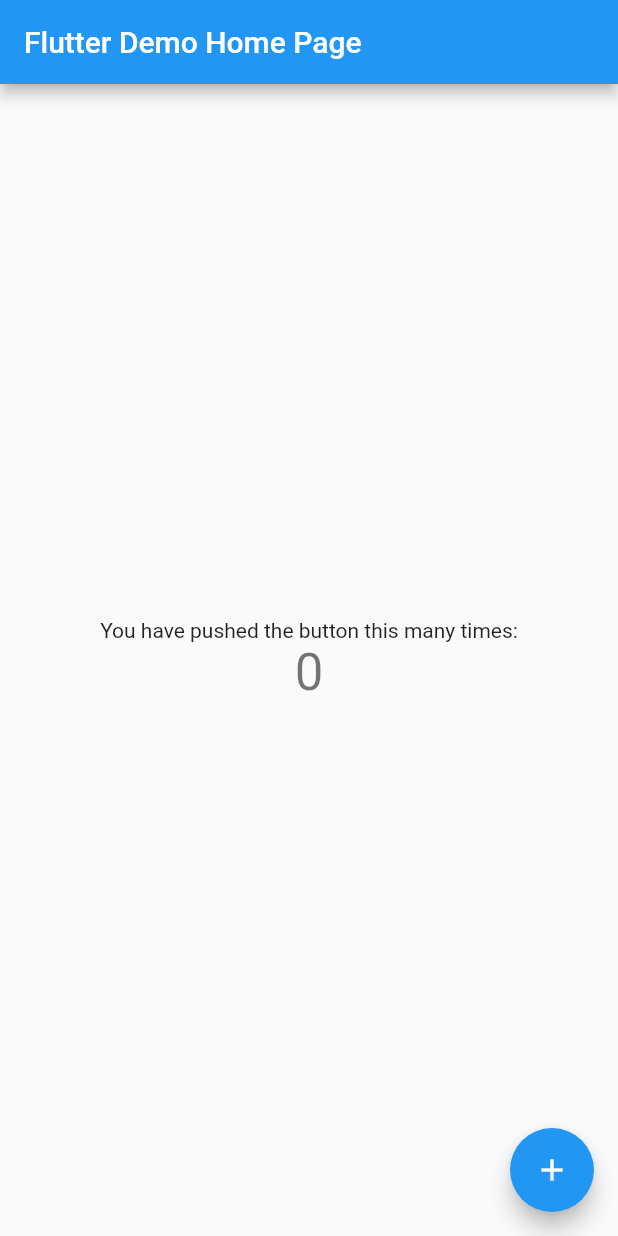
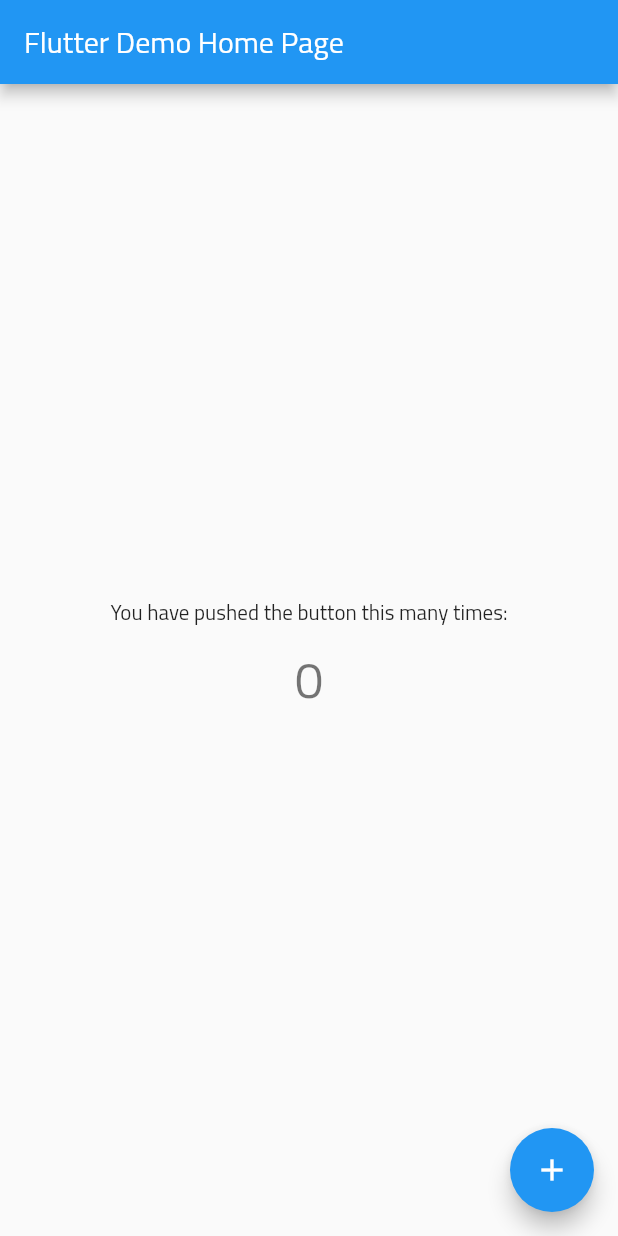
Before and after one commit to arunsingh28/exercise_app_ui, a Flutter app: the screen it shows after launch, on a phone screen of 412 x 824 dp. Run offline on Flutter 3.47's test engine with Material 2 defaults, Android fonts, the phone set to English and light mode, and no system bars.

```diff
--- a/lib/main.dart
+++ b/lib/main.dart
@@ -10,18 +10,7 @@ class MyApp extends StatelessWidget {
   Widget build(BuildContext context) {
     return MaterialApp(
       title: 'Flutter Demo',
-      theme: ThemeData(
-        // This is the theme of your application.
-        //
-        // Try running your application with "flutter run". You'll see the
-        // application has a blue toolbar. Then, without quitting the app, try
-        // changing the primarySwatch below to Colors.green and then invoke
-        // "hot reload" (press "r" in the console where you ran "flutter run",
-        // or simply save your changes to "hot reload" in a Flutter IDE).
-        // Notice that the counter didn't reset back to zero; the application
-        // is not restarted.
-        primarySwatch: Colors.blue,
-      ),
+      theme: ThemeData(fontFamily: "Cairo"),
       home: MyHomePage(title: 'Flutter Demo Home Page'),
     );
   }
```
Also changed, not shown: lib/constants.dart (+8 -0 lines).
